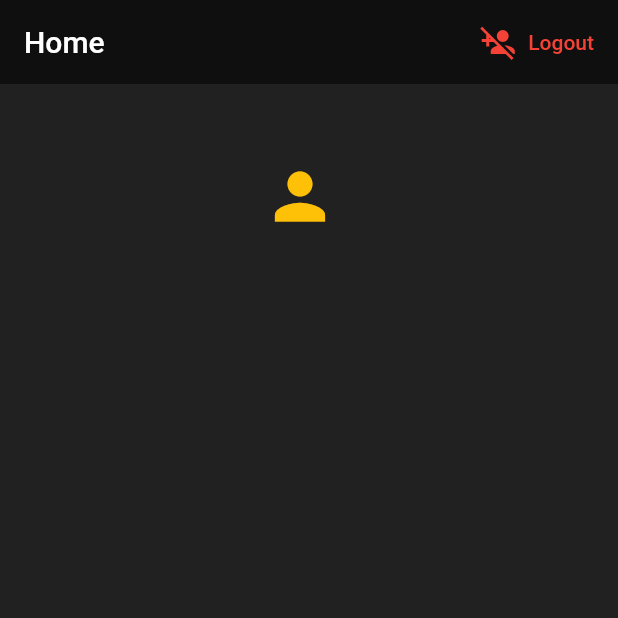
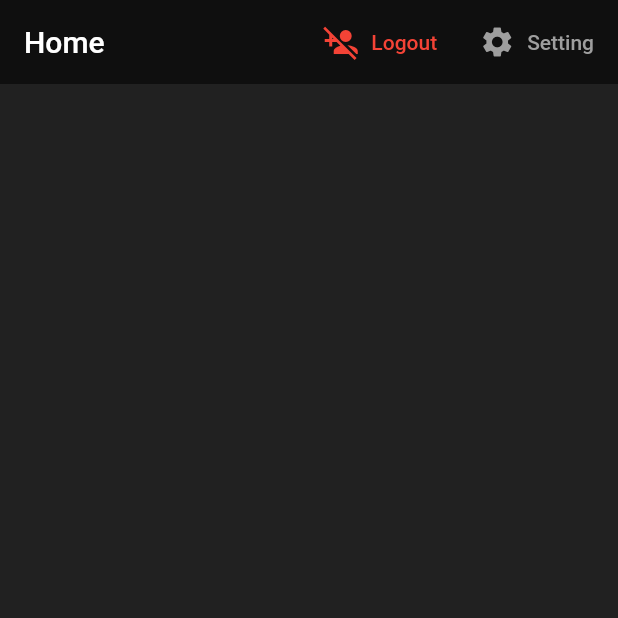
Before and after one commit to benivan/Firebase-Auth-With-Flutter, a Flutter app: the screen it shows once a user with an empty profile is signed in, on a phone screen of 412 x 824 dp, the top half of it. Run offline on Flutter 3.47's test engine with Material 2 defaults, Android fonts, the phone set to English and light mode, and no system bars; our stand-ins replace cloud_firestore, firebase_auth, flutter_spinkit; accounts and stored records are empty.

Commit message:
added tiles to home page

```diff
--- /dev/null
+++ b/lib/model/order.dart
@@ -0,0 +1,19 @@
+
+class Order{
+  String brewName;
+  String sugar;
+  String name;
+  int strength;
+  String cigaretteBrand;
+  String cigaretteQuantity;
+
+  Order({
+    this.brewName,
+    this.sugar,
+    this.strength,
+    this.cigaretteBrand,
+    this.name,
+    this.cigaretteQuantity
+
+});
+}
--- a/lib/screen/home/home.dart
+++ b/lib/screen/home/home.dart
@@ -1,12 +1,30 @@
+import 'package:cloud_firestore/cloud_firestore.dart';
 import 'package:flutter/material.dart';
+import 'package:flutter_firebase/model/order.dart';
+import 'package:flutter_firebase/screen/home/order_list.dart';
 import 'package:flutter_firebase/service/authservice.dart';
+import 'package:flutter_firebase/service/database.dart';
+import 'package:provider/provider.dart';
 
 class Home extends StatelessWidget {
   final AutService _auth = AutService();
 
   @override
   Widget build(BuildContext context) {
-    return Scaffold(
+
+    void _showsSettingPanel(){
+      showModalBottomSheet(context: context, builder: (context) {
+        return Container(
+          padding: EdgeInsets.symmetric(vertical: 20.0, horizontal: 60.0),
+          child: Text('Bottom Sheet '),
+        );
+      });
+    }
+    // ignore: missing_required_param
+    return StreamProvider<List<Order>>.value(
+      // here we specifies that we want to use Stream from database class and stream name brew
+      value: DatabaseService().order,
+      child: Scaffold(
         backgroundColor: Colors.grey[900],
         appBar: AppBar(
           backgroundColor: Colors.black54,
@@ -25,27 +43,18 @@ class Home extends StatelessWidget {
                 label: Text(
                   'Logout',
                   style: TextStyle(color: Colors.red),
-              ))
+                )),
+            FlatButton.icon(
+                onPressed: () => _showsSettingPanel(),
+                icon: Icon(Icons.settings,
+                color: Colors.grey,),
+                label: Text('Setting',
+                style: TextStyle(
+                  color: Colors.grey
+                ),))
           ],
         ),
-      body: Padding(
-        padding: const EdgeInsets.symmetric(horizontal: 20.0, vertical: 50.0),
-        child: Center(
-          child: Container(
-            child: Column(
-              children: [
-                FlatButton.icon(
-                    onPressed: null,
-                    icon: Icon(
-                      Icons.person,
-                      color: Colors.amber,
-                      size: 50.0,
-                    ),
-                    label: Text(''))
-              ],
-            ),
-          ),
-        ),
+        body: OrderList(),
       ),
     );
   }
--- /dev/null
+++ b/lib/screen/home/order_list.dart
@@ -0,0 +1,24 @@
+import 'package:flutter/material.dart';
+import 'package:cloud_firestore/cloud_firestore.dart';
+import 'package:flutter_firebase/model/order.dart';
+import 'package:flutter_firebase/screen/home/order_tile.dart';
+import 'package:provider/provider.dart';
+
+class OrderList extends StatefulWidget {
+  @override
+  _OrderListState createState() => _OrderListState();
+}
+
+class _OrderListState extends State<OrderList> {
+  @override
+  Widget build(BuildContext context) {
+
+    final orders = Provider.of<List<Order>>(context);  // using data from the stream that in database, and QuerySnapshot is datatype
+
+    return ListView.builder(
+        itemCount: orders.length,
+        itemBuilder:(context,index){
+          return OrderTile(order:orders[index]);
+        });
+  }
+}
--- a/lib/screen/shared/database.dart
+++ /dev/null
@@ -1,19 +0,0 @@
-import 'package:cloud_firestore/cloud_firestore.dart';
- class DatabaseService{
-   //Collection Reference
-   final CollectionReference brewCollection = Firestore.instance.collection('brew');
-
-   final String uid;
-   DatabaseService({this.uid});
-
-   Future updateUserDetail(String brewName,String sugar, String name, int strength,String cigaretteBrand, String cigaretteQuantity) async{
-     return await brewCollection.document(uid).setData({
-       'brewName':brewName,
-       'sugar':sugar,
-       'name':name,
-       'strength':strength,
-       'cigaretteBrand':cigaretteBrand,
-       'cigaretteQuantity':cigaretteQuantity
-     });
-   }
- }
--- a/lib/service/authservice.dart
+++ b/lib/service/authservice.dart
@@ -1,6 +1,8 @@
+import 'package:cloud_firestore/cloud_firestore.dart';
 import 'package:firebase_auth/firebase_auth.dart';
+import 'package:flutter_firebase/model/order.dart';
 import 'package:flutter_firebase/model/user.dart';
-import 'package:flutter_firebase/screen/shared/database.dart';
+import 'file:///C:/Users/itsme/AndroidStudioProjects/flutter_firebase/lib/service/database.dart';
 
 class AutService {
   final FirebaseAuth _auth = FirebaseAuth.instance;
@@ -13,7 +15,7 @@ class AutService {
 
   // Stream<FirebaseUser> get user{
   //   return _auth.onAuthStateChanged;
-  // }
+  //}
 
   // Auth Change User Stream
   Stream<User> get user {
--- /dev/null
+++ b/lib/service/database.dart
@@ -0,0 +1,42 @@
+import 'package:cloud_firestore/cloud_firestore.dart';
+import 'package:flutter_firebase/model/order.dart';
+
+class DatabaseService {
+  final String uid;
+
+  DatabaseService({this.uid});
+
+  //Collection Reference
+  final CollectionReference brewCollection =
+      Firestore.instance.collection('brew');
+
+  Future updateUserDetail(String brewName, String sugar, String name,
+      int strength, String cigaretteBrand, String cigaretteQuantity) async {
+    return await brewCollection.document(uid).setData({
+      'brewName': brewName,
+      'sugar': sugar,
+      'name': name,
+      'strength': strength,
+      'cigaretteBrand': cigaretteBrand,
+      'cigaretteQuantity': cigaretteQuantity
+    });
+  }
+  // Create a Order Object Based on QuerySnapshot
+
+  List<Order> _orderListFromSanpshot(QuerySnapshot snapshot){
+    return snapshot.documents.map((e) => Order(
+        name: e.data['name'] ?? '',
+        brewName: e.data['brewName'] ??'',
+        strength: e.data['strength'] ?? 0,
+        cigaretteBrand: e.data['cigaretteBrand'] ?? '',
+        sugar: e.data['sugar'] ?? '0',
+        cigaretteQuantity: e.data['cigaretteQuantity'] ?? ''
+    )).toList();
+  }
+
+  Stream<List<Order>> get order{
+    return brewCollection.snapshots()
+    // .map((QuerySnapshot snapshot) => _orderListFromSanpshot(snapshot));  "OR"
+    .map(_orderListFromSanpshot);
+  }
+}
```
Also changed, not shown: lib/screen/home/order_tile.dart (added, +51 -0 lines), lib/screen/home/setting_form.dart (added, +27 -0 lines). Lines whose indentation alone changed are shown as unchanged.
